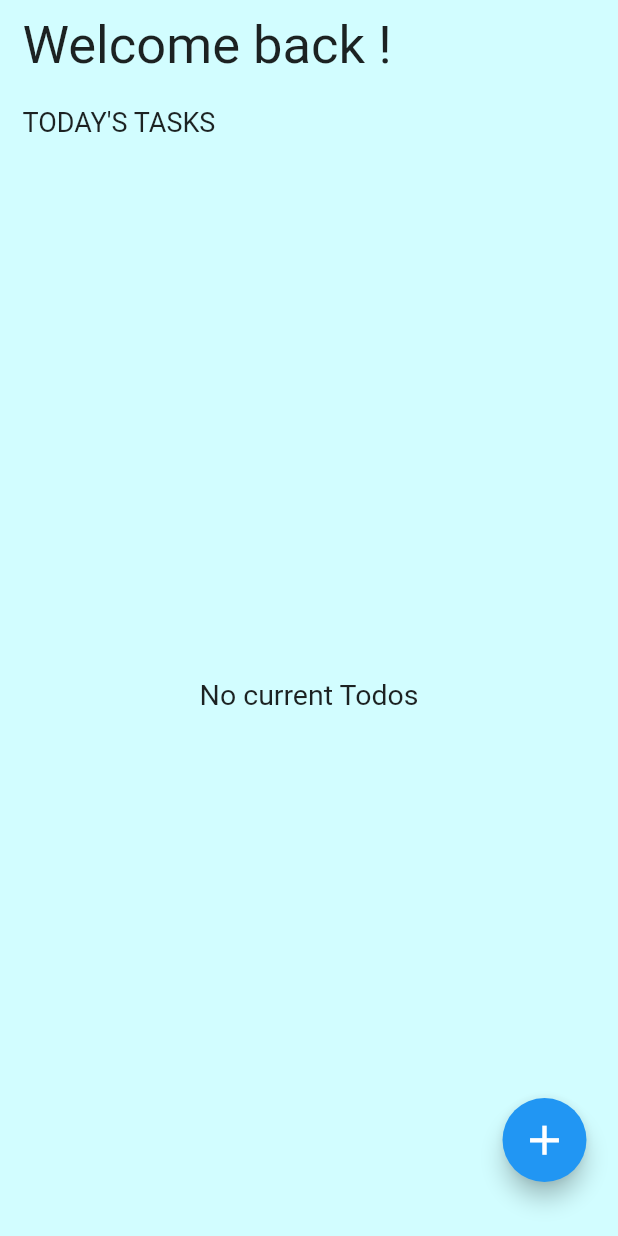
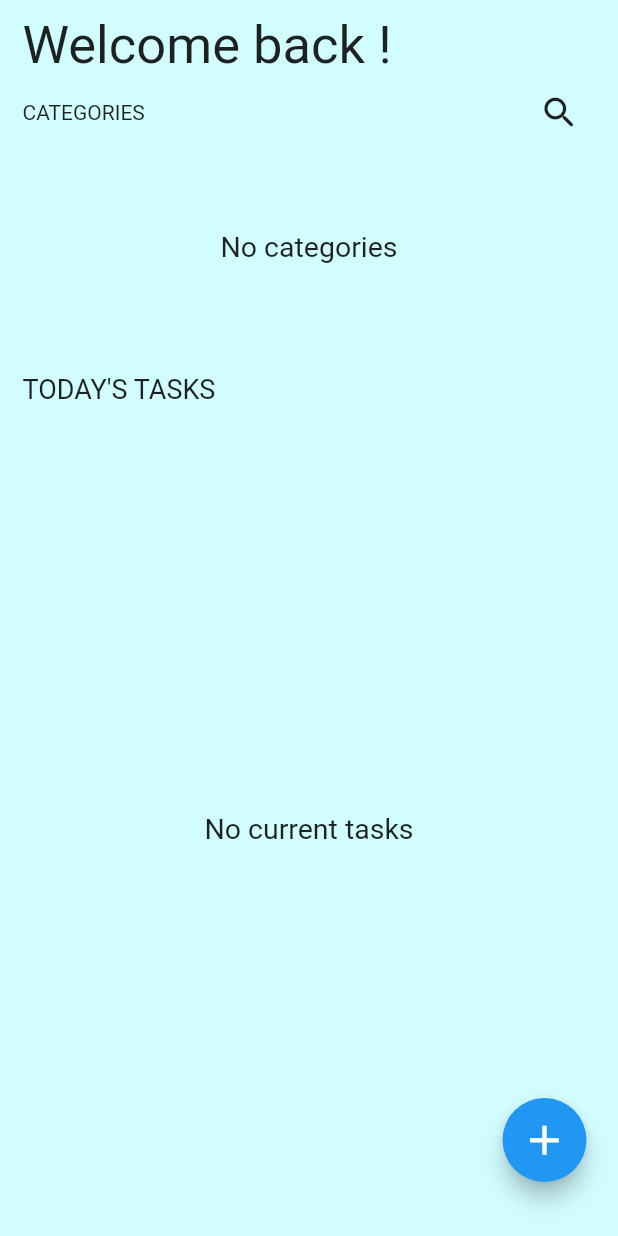
Before and after one commit to devBamidele/donev2, a Flutter app: the screen it shows after launch, on a phone screen of 412 x 824 dp. Run offline on Flutter 3.47's test engine with Material 2 defaults, Android fonts, the phone set to English and light mode, and no system bars; our stand-ins replace flutter_slidable, percent_indicator, roundcheckbox, sqflite; accounts and stored records are empty.

Commit message:
Making progress

```diff
--- a/lib/bloc/todo_bloc.dart
+++ b/lib/bloc/todo_bloc.dart
@@ -14,11 +14,15 @@ class TodoBloc extends ChangeNotifier {
   //new data, change the state of the stream
   //and broadcast it to observers/subscribers
   final _todoController = StreamController<List<Todo>?>.broadcast();
+  final _categoryController =
+      StreamController<List<Map<String, dynamic>>>.broadcast();
 
   get todos => _todoController.stream;
+  get categories => _categoryController.stream;
 
   TodoBloc() {
     getTodos();
+    getCategories();
   }
 
   getTodos({String? query}) async {
@@ -28,24 +32,34 @@ class TodoBloc extends ChangeNotifier {
     );
   }
 
+  getCategories() async {
+    _categoryController.sink.add(
+      await _todoDao.getCategories(),
+    );
+  }
+
   addTodo(Todo todo) async {
     await _todoDao.createTodo(todo);
     getTodos();
+    getCategories();
   }
 
   updateTodo(Todo todo) async {
     await _todoDao.updateTodo(todo);
     getTodos();
+    getCategories();
   }
 
   deleteTodoById(int id) async {
     _todoDao.deleteTodo(id);
     getTodos();
+    getCategories();
   }
 
   @override
   dispose() {
     super.dispose();
     _todoController.close();
+    _categoryController.close();
   }
 }
--- /dev/null
+++ b/lib/constants.dart
@@ -0,0 +1,8 @@
+import 'package:flutter/material.dart';
+
+const kRoundedBorder = RoundedRectangleBorder(
+  borderRadius: BorderRadius.only(
+    topLeft: Radius.circular(20.0),
+    topRight: Radius.circular(20.0),
+  ),
+);
--- a/lib/lists/category_list.dart
+++ b/lib/lists/category_list.dart
@@ -1,4 +1,4 @@
-import 'package:donev2/model/todo.dart';
+import 'package:donev2/reusables/category_card.dart';
 import 'package:flutter/material.dart';
 import 'package:provider/provider.dart';
 
@@ -14,19 +14,41 @@ class CategoryList extends StatelessWidget {
     return Consumer<TodoBloc>(
       builder: (_, data, Widget? child) {
         return StreamBuilder(
-          stream: data.todos,
-          builder: (BuildContext context, AsyncSnapshot<List<Todo>?> snapshot) {
+          stream: data.categories,
+          builder: (
+            BuildContext context,
+            AsyncSnapshot<List<Map<String, dynamic>>> snapshot,
+          ) {
             if (!snapshot.hasData) {
               // At the initial stage when there is no stream
-              data.getTodos();
+              data.getCategories();
               return const LoadingData();
             } else {
               return snapshot
                       .data!.isNotEmpty // When the snapshots are received
-                  ? Container(
-                      color: Colors.red,
+                  ? ScrollConfiguration(
+                      behavior: ScrollConfiguration.of(context)
+                          .copyWith(scrollbars: false),
+                      child: ListView.builder(
+                        scrollDirection: Axis.horizontal,
+                        itemCount: snapshot.data?.length,
+                        itemBuilder: (context, index) {
+                          final item = snapshot.data![index];
+                          return Padding(
+                            padding:
+                                const EdgeInsets.symmetric(horizontal: 8.0),
+                            child: CategoryCard(
+                              category: item['category'],
+                              taskNo: item['COUNT(*)'],
+                              percent: 0.5,
+                            ),
+                          );
+                        },
+                      ),
                     )
-                  : const NoneAvailable(); // If the snapshots are empty
+                  : const NoneAvailable(
+                      message: 'No categories',
+                    ); // If the snapshots are empty
             }
           },
         );
--- a/lib/lists/extras/none_available.dart
+++ b/lib/lists/extras/none_available.dart
@@ -2,15 +2,18 @@ import 'package:flutter/material.dart';
 
 class NoneAvailable extends StatelessWidget {
   const NoneAvailable({
+    required this.message,
     Key? key,
   }) : super(key: key);
 
+  final String message;
+
   @override
   Widget build(BuildContext context) {
-    return const Center(
+    return Center(
       child: Text(
-        'No current Todos',
-        style: TextStyle(
+        message,
+        style: const TextStyle(
           fontSize: 19,
         ),
       ),
--- a/lib/lists/task_list.dart
+++ b/lib/lists/task_list.dart
@@ -24,21 +24,30 @@ class TaskList extends StatelessWidget {
             } else {
               return snapshot
                       .data!.isNotEmpty // When the snapshots are received
-                  ? ListView.builder(
+                  ? ScrollConfiguration(
+                      behavior: ScrollConfiguration.of(context)
+                          .copyWith(scrollbars: false),
+                      child: ListView.builder(
                         itemCount: snapshot.data?.length,
                         itemBuilder: (context, index) {
                           Todo task = snapshot.data![index];
                           return TaskTile(
-                          deleteCallback: data.deleteTodoById(task.id!),
+                            deleteCallback: () {
+                              data.deleteTodoById(task.id!);
+                            },
                             task: task.task!,
                             checkboxCallback: (bool? value) {
                               task.isDone = !task.isDone;
+                              data.updateTodo(task);
                             },
                             isChecked: task.isDone,
                           );
                         },
+                      ),
                     )
-                  : const NoneAvailable(); // If the snapshots are empty
+                  : const NoneAvailable(
+                      message: 'No current tasks',
+                    ); // If the snapshots are empty
             }
           },
         );
--- a/lib/screens/home_screen.dart
+++ b/lib/screens/home_screen.dart
@@ -1,6 +1,10 @@
+import 'package:donev2/constants.dart';
+import 'package:donev2/screens/add_screen.dart';
 import 'package:flutter/material.dart';
 
+import '../lists/category_list.dart';
 import '../lists/task_list.dart';
+import '../search_sheet.dart';
 
 class HomeScreen extends StatelessWidget {
   const HomeScreen({Key? key}) : super(key: key);
@@ -12,7 +16,12 @@ class HomeScreen extends StatelessWidget {
       floatingActionButton: Padding(
         padding: const EdgeInsets.only(bottom: 20, right: 5),
         child: FloatingActionButton(
-          onPressed: () {},
+          onPressed: () {
+            Navigator.push(
+              context,
+              MaterialPageRoute(builder: (context) => const AddScreen()),
+            );
+          },
           child: const Icon(
             Icons.add,
             size: 33,
@@ -27,26 +36,51 @@ class HomeScreen extends StatelessWidget {
           ),
           child: Column(
             crossAxisAlignment: CrossAxisAlignment.start,
-            children: const [
-              Text(
+            children: [
+              const Text(
                 'Welcome back !',
                 style: TextStyle(
                   fontSize: 35,
                 ),
               ),
-              SizedBox(
-                height: 20,
+              Row(
+                mainAxisAlignment: MainAxisAlignment.spaceBetween,
+                children: [
+                  const Text('CATEGORIES'),
+                  IconButton(
+                    iconSize: 27,
+                    onPressed: () {
+                      showModalBottomSheet(
+                        isScrollControlled: true,
+                        shape: kRoundedBorder,
+                        context: context,
+                        builder: (context) => SingleChildScrollView(
+                          child: Container(
+                            padding: EdgeInsets.only(
+                              bottom: MediaQuery.of(context).viewInsets.bottom,
+                            ),
+                            child: const SearchSheet(),
+                          ),
+                        ),
+                      );
+                    },
+                    icon: const Icon(Icons.search_rounded),
+                  )
+                ],
               ),
-              Text(
+              const SizedBox(
+                height: 130,
+                child: CategoryList(),
+              ),
+              spacing(),
+              const Text(
                 'TODAY\'S TASKS',
                 style: TextStyle(
                   fontSize: 18,
                 ),
               ),
-              SizedBox(
-                height: 20,
-              ),
-              Expanded(
+              spacing(),
+              const Expanded(
                 child: TaskList(),
               )
             ],
@@ -55,4 +89,10 @@ class HomeScreen extends StatelessWidget {
       ),
     );
   }
+
+  spacing({double height = 20}) {
+    return SizedBox(
+      height: height,
+    );
+  }
 }
```
Also changed, not shown: lib/dao/todo_dao.dart (+7 -0 lines), lib/database/database.dart (+8 -4 lines), lib/screens/add_screen.dart (added, +76 -0 lines), lib/search_sheet.dart (added, +87 -0 lines). Lines whose indentation alone changed are shown as unchanged.
